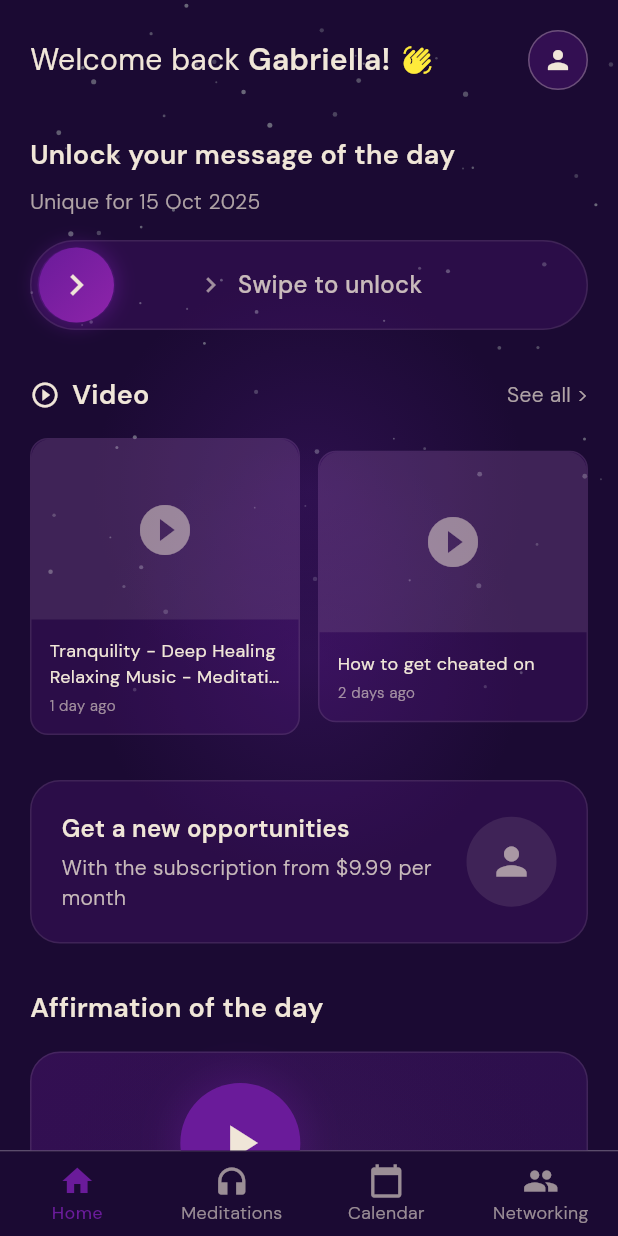
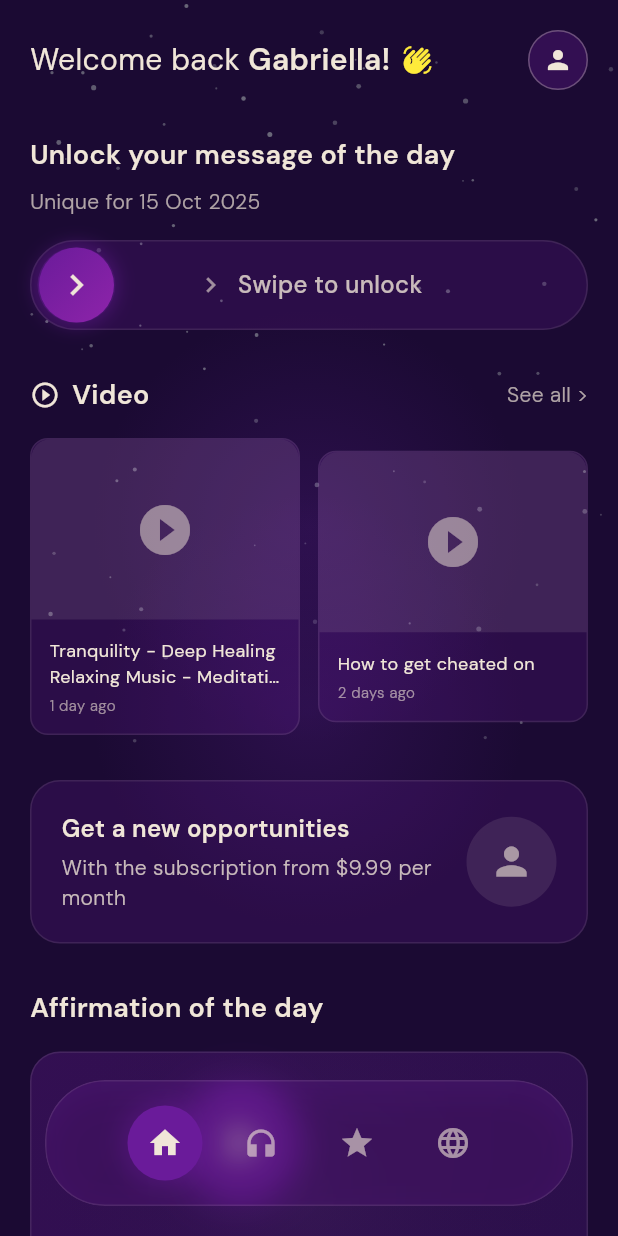
Before and after one commit to maherhasannn/wizard, a Flutter app: the MainAppScreen screen opened directly with empty values, on a phone screen of 412 x 824 dp. Run offline on Flutter 3.47's test engine with Material 3 defaults, Android fonts, the phone set to English and light mode, and no system bars; our stand-ins replace google_fonts; accounts and stored records are empty.

Commit message:
glass tab bar

```diff
--- a/lib/main_app_screen.dart
+++ b/lib/main_app_screen.dart
@@ -1,4 +1,5 @@
 import 'package:flutter/material.dart';
+import 'dart:ui';
 import 'package:google_fonts/google_fonts.dart';
 import 'shared_background.dart';
 import 'tabs/home_tab.dart';
@@ -34,7 +35,9 @@ class _MainAppScreenState extends State<MainAppScreen> {
     final purpleAccent = _hexToColor('6A1B9A');
 
     return Scaffold(
-      body: SharedBackground(
+      body: Stack(
+        children: [
+          SharedBackground(
             bgColorHex: '1B0A33',
             child: IndexedStack(
               index: _currentIndex,
@@ -56,100 +59,84 @@ class _MainAppScreenState extends State<MainAppScreen> {
               ],
             ),
           ),
-      bottomNavigationBar: Container(
+
+          // Floating bottom navigation bar
+          Positioned(
+            left: 30,
+            right: 30,
+            bottom: 20,
+            child: _buildFloatingNavBar(lightTextColor, purpleAccent),
+          ),
+        ],
+      ),
+    );
+  }
+
+  Widget _buildFloatingNavBar(Color lightTextColor, Color purpleAccent) {
+    return ClipRRect(
+      borderRadius: BorderRadius.circular(40),
+      child: BackdropFilter(
+        filter: ImageFilter.blur(sigmaX: 10.0, sigmaY: 10.0),
+        child: Container(
+          padding: const EdgeInsets.symmetric(horizontal: 40, vertical: 16),
           decoration: BoxDecoration(
-          color: _hexToColor('1B0A33'),
-          border: Border(
-            top: BorderSide(
+            color: purpleAccent.withOpacity(0.3),
+            borderRadius: BorderRadius.circular(40),
+            border: Border.all(
               color: lightTextColor.withOpacity(0.1),
               width: 1,
             ),
-          ),
-        ),
-        child: BottomNavigationBar(
-          currentIndex: _currentIndex,
-          onTap: (index) {
-            setState(() {
-              _currentIndex = index;
-            });
-          },
-          type: BottomNavigationBarType.fixed,
-          backgroundColor: Colors.transparent,
-          elevation: 0,
-          selectedItemColor: purpleAccent,
-          unselectedItemColor: lightTextColor.withOpacity(0.6),
-          selectedLabelStyle: GoogleFonts.dmSans(
-            fontSize: 12,
-            fontWeight: FontWeight.w500,
-          ),
-          unselectedLabelStyle: GoogleFonts.dmSans(
-            fontSize: 12,
-            fontWeight: FontWeight.w300,
-          ),
-          items: [
-            BottomNavigationBarItem(
-              icon: Icon(
-                Icons.home,
-                size: 24,
-              ),
-              label: 'Home',
-            ),
-            BottomNavigationBarItem(
-              icon: Icon(
-                Icons.headphones,
-                size: 24,
-              ),
-              label: 'Meditations',
-            ),
-            BottomNavigationBarItem(
-              icon: Icon(
-                Icons.calendar_today,
-                size: 24,
-              ),
-              label: 'Calendar',
-            ),
-            BottomNavigationBarItem(
-              icon: Icon(
-                Icons.people,
-                size: 24,
-              ),
-              label: 'Networking',
+            boxShadow: [
+              BoxShadow(
+                color: Colors.black.withOpacity(0.2),
+                blurRadius: 20,
+                spreadRadius: 0,
+                offset: const Offset(0, 8),
               ),
             ],
+          ),
+          child: Row(
+            mainAxisAlignment: MainAxisAlignment.spaceEvenly,
+            children: [
+              _buildNavItem(Icons.home, 0, lightTextColor, purpleAccent),
+              _buildNavItem(Icons.headphones, 1, lightTextColor, purpleAccent),
+              _buildNavItem(Icons.star, 2, lightTextColor, purpleAccent),
+              _buildNavItem(Icons.language, 3, lightTextColor, purpleAccent),
+            ],
+          ),
         ),
       ),
     );
   }
 
-  Widget _buildPlaceholderTab(String title, IconData icon, Color textColor) {
-    return Center(
-      child: Column(
-        mainAxisAlignment: MainAxisAlignment.center,
-        children: [
-          Icon(
+  Widget _buildNavItem(IconData icon, int index, Color lightTextColor, Color purpleAccent) {
+    final isSelected = _currentIndex == index;
+
+    return GestureDetector(
+      onTap: () {
+        setState(() {
+          _currentIndex = index;
+        });
+      },
+      child: Container(
+        width: 50,
+        height: 50,
+        decoration: BoxDecoration(
+          shape: BoxShape.circle,
+          color: isSelected ? purpleAccent : Colors.transparent,
+          boxShadow: isSelected ? [
+            BoxShadow(
+              color: purpleAccent.withOpacity(0.5),
+              blurRadius: 15,
+              spreadRadius: 2,
+            ),
+          ] : null,
+        ),
+        child: Icon(
           icon,
-            size: 64,
-            color: textColor.withOpacity(0.3),
+          color: isSelected ? lightTextColor : lightTextColor.withOpacity(0.6),
+          size: 24,
         ),
-          const SizedBox(height: 16),
-          Text(
-            '$title Tab',
-            style: GoogleFonts.dmSans(
-              color: textColor.withOpacity(0.7),
-              fontSize: 24,
-              fontWeight: FontWeight.w300,
-            ),
-          ),
-          const SizedBox(height: 8),
-          Text(
-            'Coming Soon',
-            style: GoogleFonts.dmSans(
-              color: textColor.withOpacity(0.5),
-              fontSize: 16,
-              fontWeight: FontWeight.w300,
-            ),
-          ),
-        ],
       ),
     );
   }
```
Lines whose indentation alone changed are shown as unchanged.
